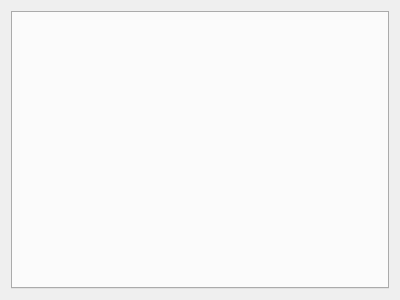
Before: the Qt Designer form checkmanview.ui in shizastudent/DeviceComponentsInv, drawn with Qt 5.
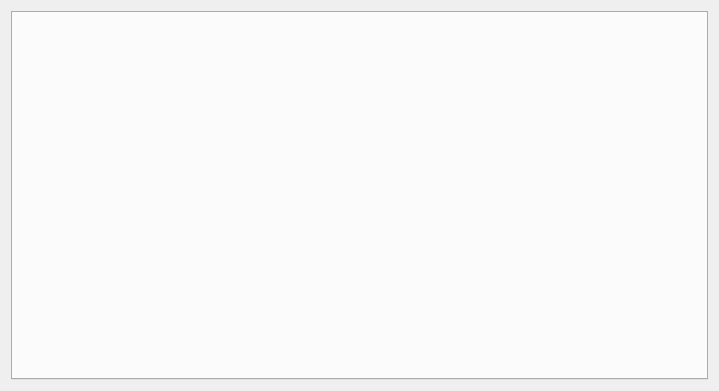
After: the same form once the commit is applied.

Diff of the .ui file:
```diff
--- a/checkmanview.ui
+++ b/checkmanview.ui
@@ -6,8 +6,8 @@
    <rect>
     <x>0</x>
     <y>0</y>
-    <width>400</width>
-    <height>300</height>
+    <width>719</width>
+    <height>391</height>
    </rect>
   </property>
   <property name="windowTitle">
```
